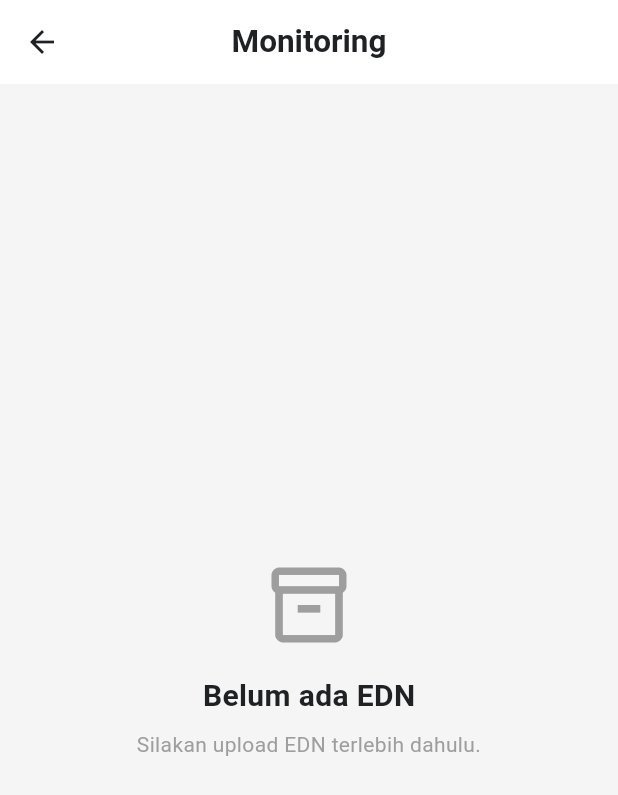
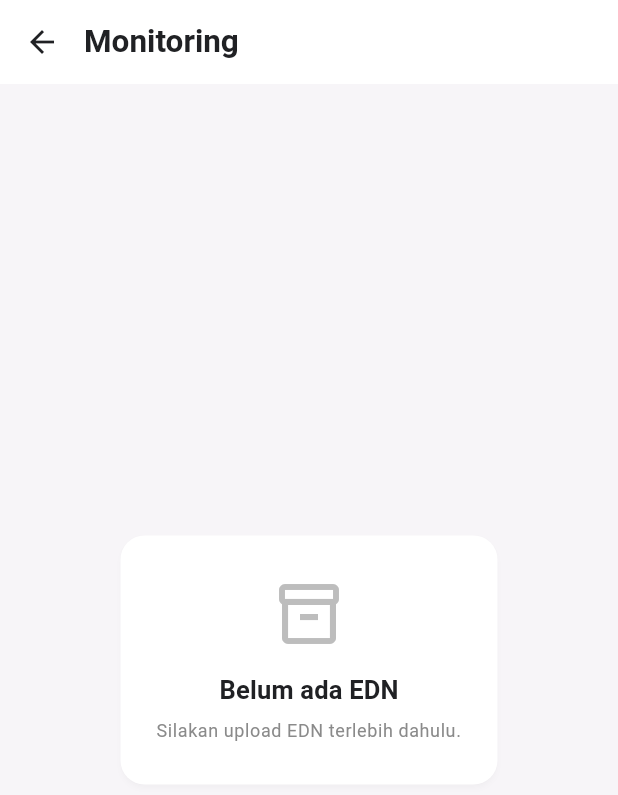
Before and after one commit to andipartman-collab/edn_checker, a Flutter app: the MonitoringScreen screen opened directly, on a phone screen of 412 x 824 dp. Shown: the top 795 px of the screen. Run offline on Flutter 3.47's test engine with Material 3 defaults, Android fonts, the light colour scheme and no system bars; our stand-ins replace audioplayers, file_picker, pdf, printing, shared_preferences; missing offline and left inert: excel, mobile_scanner; accounts and stored records are empty.

Commit message:
style: standardize monitoring page layout

```diff
--- a/lib/features/monitoring/monitoring_screen.dart
+++ b/lib/features/monitoring/monitoring_screen.dart
@@ -11,177 +11,97 @@ class MonitoringScreen extends StatelessWidget {
   @override
   Widget build(BuildContext context) {
     return Scaffold(
-      backgroundColor: Colors.grey.shade100,
-
       appBar: AppBar(
-        title: const Text(
-          'Monitoring',
-          style: TextStyle(
-            fontWeight: FontWeight.bold,
+        title: const Text('Monitoring'),
       ),
-        ),
-        centerTitle: true,
-      ),
-
       body: Consumer<ScannerProvider>(
         builder: (context, provider, child) {
           final edn = provider.currentEdn;
 
-          // ---------------------------------
-          // BELUM ADA EDN
-          // ---------------------------------
-
           if (edn == null) {
-            return const Center(
+            return Center(
               child: Padding(
-                padding: EdgeInsets.all(24),
-
+                padding: const EdgeInsets.all(24),
+                child: Card(
+                  child: Padding(
+                    padding: const EdgeInsets.symmetric(
+                      horizontal: 24,
+                      vertical: 28,
+                    ),
                     child: Column(
-                  mainAxisAlignment:
-                      MainAxisAlignment.center,
-
+                      mainAxisSize: MainAxisSize.min,
                       children: [
                         Icon(
                           Icons.inventory_2_outlined,
-                      size: 60,
-                      color: Colors.grey,
+                          size: 48,
+                          color: Colors.grey.shade400,
                         ),
-
-                    SizedBox(height: 16),
-
+                        const SizedBox(height: 14),
                         Text(
                           'Belum ada EDN',
-                      style: TextStyle(
-                        fontSize: 20,
-                        fontWeight:
-                            FontWeight.bold,
+                          style: Theme.of(context).textTheme.titleMedium,
+                        ),
+                        const SizedBox(height: 6),
+                        Text(
+                          'Silakan upload EDN terlebih dahulu.',
+                          textAlign: TextAlign.center,
+                          style: Theme.of(context).textTheme.bodySmall,
+                        ),
+                      ],
                     ),
                   ),
-
-                    SizedBox(height: 8),
-
-                    Text(
-                      'Silakan upload EDN terlebih dahulu.',
-                      textAlign:
-                          TextAlign.center,
-
-                      style: TextStyle(
-                        color: Colors.grey,
-                      ),
-                    ),
-                  ],
                 ),
               ),
             );
           }
 
-          // ---------------------------------
-          // SORT CASE
-          // BELUM SELESAI -> ATAS
-          // SELESAI -> BAWAH
-          // ---------------------------------
-
           final unfinishedCases = edn.cases
-              .where(
-                (item) => !item.isComplete,
-              )
+              .where((item) => !item.isComplete)
               .toList();
 
           final finishedCases = edn.cases
-              .where(
-                (item) => item.isComplete,
-              )
+              .where((item) => item.isComplete)
               .toList();
 
           return RefreshIndicator(
             onRefresh: () async {
               provider.refresh();
             },
-
             child: ListView(
-              padding:
-                  const EdgeInsets.all(16),
-
+              padding: const EdgeInsets.all(16),
               children: [
-
-                // =================================
-                // EDN FILE
-                // =================================
-
                 _EdnFileCard(
                   fileName: edn.fileName,
                 ),
-
                 const SizedBox(height: 12),
-
-                // =================================
-                // PROGRESS EDN
-                // =================================
-
                 _EdnProgressCard(
-                  completedCase:
-                      edn.completedCase,
-                  totalCase:
-                      edn.totalCase,
-
-                  completedPart:
-                      edn.completedPartNumber,
-                  totalPart:
-                      edn.totalPartNumber,
-
-                  scannedQty:
-                      edn.totalScanned,
-                  targetQty:
-                      edn.totalTarget,
-
-                  progress:
-                      edn.progress,
+                  completedCase: edn.completedCase,
+                  totalCase: edn.totalCase,
+                  completedPart: edn.completedPartNumber,
+                  totalPart: edn.totalPartNumber,
+                  scannedQty: edn.totalScanned,
+                  targetQty: edn.totalTarget,
+                  progress: edn.progress,
                 ),
-
                 const SizedBox(height: 12),
-
-                // =================================
-                // CASE AKTIF
-                // =================================
-
                 if (provider.activeCase != null)
                   _ActiveCaseCard(
-                    caseModel:
-                        provider.activeCase!,
+                    caseModel: provider.activeCase!,
                   ),
-
                 if (provider.activeCase != null)
                   const SizedBox(height: 12),
-
-                // =================================
-                // CASE BELUM SELESAI
-                // =================================
-
                 if (unfinishedCases.isNotEmpty)
                   _CaseSection(
-                    title:
-                        'Case Belum Selesai',
-
-                    cases:
-                        unfinishedCases,
+                    title: 'Case Belum Selesai',
+                    cases: unfinishedCases,
                   ),
-
-                // =================================
-                // CASE SELESAI
-                // =================================
-
                 if (finishedCases.isNotEmpty)
                   const SizedBox(height: 12),
-
                 if (finishedCases.isNotEmpty)
                   _CaseSection(
-                    title:
-                        'Case Selesai',
-
-                    cases:
-                        finishedCases,
+                    title: 'Case Selesai',
+                    cases: finishedCases,
                   ),
-
                 const SizedBox(height: 20),
               ],
             ),
@@ -191,10 +111,6 @@ class MonitoringScreen extends StatelessWidget {
     );
   }
 }
-
-// =================================================
-// EDN FILE CARD
-// =================================================
 
 class _EdnFileCard extends StatelessWidget {
   final String fileName;
@@ -206,29 +122,19 @@ class _EdnFileCard extends StatelessWidget {
   @override
   Widget build(BuildContext context) {
     return Card(
-      elevation: 2,
-
       child: Padding(
-        padding:
-            const EdgeInsets.all(16),
-
+        padding: const EdgeInsets.all(16),
         child: Row(
           children: [
-
             const Icon(
               Icons.description_outlined,
               size: 32,
             ),
-
             const SizedBox(width: 12),
-
             Expanded(
               child: Column(
-                crossAxisAlignment:
-                    CrossAxisAlignment.start,
-
+                crossAxisAlignment: CrossAxisAlignment.start,
                 children: [
-
                   const Text(
                     'EDN',
                     style: TextStyle(
@@ -236,19 +142,14 @@ class _EdnFileCard extends StatelessWidget {
                       color: Colors.grey,
                     ),
                   ),
-
                   const SizedBox(height: 4),
-
                   Text(
                     fileName,
                     maxLines: 2,
-                    overflow:
-                        TextOverflow.ellipsis,
-
+                    overflow: TextOverflow.ellipsis,
                     style: const TextStyle(
                       fontSize: 16,
-                      fontWeight:
-                          FontWeight.bold,
+                      fontWeight: FontWeight.bold,
                     ),
                   ),
                 ],
@@ -261,20 +162,13 @@ class _EdnFileCard extends StatelessWidget {
   }
 }
 
-// =================================================
-// EDN PROGRESS CARD
-// =================================================
-
 class _EdnProgressCard extends StatelessWidget {
   final int completedCase;
   final int totalCase;
-
   final int completedPart;
   final int totalPart;
-
   final int scannedQty;
   final int targetQty;
-
   final double progress;
 
   const _EdnProgressCard({
@@ -290,88 +184,57 @@ class _EdnProgressCard extends StatelessWidget {
   @override
   Widget build(BuildContext context) {
     return Card(
-      elevation: 2,
-
       child: Padding(
-        padding:
-            const EdgeInsets.all(16),
-
+        padding: const EdgeInsets.all(16),
         child: Column(
-          crossAxisAlignment:
-              CrossAxisAlignment.start,
-
+          crossAxisAlignment: CrossAxisAlignment.start,
           children: [
-
             const Text(
               'Progress EDN',
               style: TextStyle(
                 fontSize: 17,
-                fontWeight:
-                    FontWeight.bold,
+                fontWeight: FontWeight.bold,
               ),
             ),
-
             const SizedBox(height: 18),
-
             Row(
               children: [
-
                 Expanded(
                   child: _ProgressNumber(
                     title: 'CASE',
-                    current:
-                        completedCase,
-                    total:
-                        totalCase,
+                    current: completedCase,
+                    total: totalCase,
                   ),
                 ),
-
                 Expanded(
                   child: _ProgressNumber(
                     title: 'PNO',
-                    current:
-                        completedPart,
-                    total:
-                        totalPart,
+                    current: completedPart,
+                    total: totalPart,
                   ),
                 ),
-
                 Expanded(
                   child: _ProgressNumber(
                     title: 'QTY',
-                    current:
-                        scannedQty,
-                    total:
-                        targetQty,
+                    current: scannedQty,
+                    total: targetQty,
                   ),
                 ),
               ],
             ),
-
             const SizedBox(height: 18),
-
             LinearProgressIndicator(
-              value:
-                  progress.clamp(0.0, 1.0),
-
+              value: progress.clamp(0.0, 1.0),
               minHeight: 8,
-
-              borderRadius:
-                  BorderRadius.circular(10),
+              borderRadius: BorderRadius.circular(10),
             ),
-
             const SizedBox(height: 8),
-
             Align(
-              alignment:
-                  Alignment.centerRight,
-
+              alignment: Alignment.centerRight,
               child: Text(
                 '${(progress * 100).toStringAsFixed(0)}%',
-
                 style: const TextStyle(
-                  fontWeight:
-                      FontWeight.bold,
+                  fontWeight: FontWeight.bold,
                 ),
               ),
             ),
@@ -381,10 +244,6 @@ class _EdnProgressCard extends StatelessWidget {
     );
   }
 }
-
-// =================================================
-// PROGRESS NUMBER
-// =================================================
 
 class _ProgressNumber extends StatelessWidget {
   final String title;
@@ -401,36 +260,26 @@ class _ProgressNumber extends StatelessWidget {
   Widget build(BuildContext context) {
     return Column(
       children: [
-
         Text(
           title,
           style: const TextStyle(
             fontSize: 11,
             color: Colors.grey,
-            fontWeight:
-                FontWeight.bold,
+            fontWeight: FontWeight.bold,
           ),
         ),
-
         const SizedBox(height: 4),
-
         Text(
           '$current / $total',
-
           style: const TextStyle(
             fontSize: 18,
-            fontWeight:
-                FontWeight.bold,
+            fontWeight: FontWeight.bold,
           ),
         ),
       ],
     );
   }
 }
-
-// =================================================
-// ACTIVE CASE
-// =================================================
 
 class _ActiveCaseCard extends StatelessWidget {
   final CaseModel caseModel;
@@ -442,18 +291,11 @@ class _ActiveCaseCard extends StatelessWidget {
   @override
   Widget build(BuildContext context) {
     return Card(
-      elevation: 2,
-
       child: Padding(
-        padding:
-            const EdgeInsets.all(16),
-
+        padding: const EdgeInsets.all(16),
         child: Column(
-          crossAxisAlignment:
-              CrossAxisAlignment.start,
-
+          crossAxisAlignment: CrossAxisAlignment.start,
           children: [
-
             const Text(
               'Case Aktif',
               style: TextStyle(
@@ -461,41 +303,29 @@ class _ActiveCaseCard extends StatelessWidget {
                 color: Colors.grey,
               ),
             ),
-
             const SizedBox(height: 4),
-
             Text(
               caseModel.caseNo,
-
               style: const TextStyle(
                 fontSize: 20,
-                fontWeight:
-                    FontWeight.bold,
+                fontWeight: FontWeight.bold,
               ),
             ),
-
             const SizedBox(height: 14),
-
             Row(
               children: [
-
                 Expanded(
                   child: _ProgressNumber(
                     title: 'PNO',
-                    current:
-                        caseModel.completedPart,
-                    total:
-                        caseModel.totalPart,
+                    current: caseModel.completedPart,
+                    total: caseModel.totalPart,
                   ),
                 ),
-
                 Expanded(
                   child: _ProgressNumber(
                     title: 'QTY',
-                    current:
-                        caseModel.totalScanned,
-                    total:
-                        caseModel.totalTarget,
+                    current: caseModel.totalScanned,
+                    total: caseModel.totalTarget,
                   ),
                 ),
               ],
@@ -506,10 +336,6 @@ class _ActiveCaseCard extends StatelessWidget {
     );
   }
 }
-
-// =================================================
-// CASE SECTION
-// =================================================
 
 class _CaseSection extends StatelessWidget {
   final String title;
@@ -523,30 +349,19 @@ class _CaseSection extends StatelessWidget {
   @override
   Widget build(BuildContext context) {
     return Card(
-      elevation: 2,
-
       child: Padding(
-        padding:
-            const EdgeInsets.all(16),
-
+        padding: const EdgeInsets.all(16),
         child: Column(
-          crossAxisAlignment:
-              CrossAxisAlignment.start,
-
+          crossAxisAlignment: CrossAxisAlignment.start,
           children: [
-
             Text(
               title,
-
               style: const TextStyle(
                 fontSize: 17,
-                fontWeight:
-                    FontWeight.bold,
+                fontWeight: FontWeight.bold,
               ),
             ),
-
             const SizedBox(height: 10),
-
             ...cases.map(
               (caseModel) {
                 return _CaseTile(
@@ -561,10 +376,6 @@ class _CaseSection extends StatelessWidget {
   }
 }
 
-// =================================================
-// CASE TILE
-// =================================================
-
 class _CaseTile extends StatelessWidget {
   final CaseModel caseModel;
 
@@ -574,19 +385,14 @@ class _CaseTile extends StatelessWidget {
 
   @override
   Widget build(BuildContext context) {
-    final complete =
-        caseModel.isComplete;
+    final complete = caseModel.isComplete;
 
     return InkWell(
-      borderRadius:
-          BorderRadius.circular(10),
-
+      borderRadius: BorderRadius.circular(10),
       onTap: () {
         showModalBottomSheet(
           context: context,
-
           isScrollControlled: true,
-
           builder: (context) {
             return _CaseDetailSheet(
               caseModel: caseModel,
@@ -594,52 +400,33 @@ class _CaseTile extends StatelessWidget {
           },
         );
       },
-
       child: Padding(
-        padding:
-            const EdgeInsets.symmetric(
-          vertical: 11,
-        ),
-
+        padding: const EdgeInsets.symmetric(vertical: 11),
         child: Row(
           children: [
-
             Icon(
               complete
                   ? Icons.check_circle
-                  : Icons
-                      .radio_button_unchecked,
-
-              color: complete
-                  ? Colors.green
-                  : Colors.grey,
+                  : Icons.radio_button_unchecked,
+              color: complete ? Colors.green : Colors.grey,
             ),
-
             const SizedBox(width: 12),
-
             Expanded(
               child: Text(
                 caseModel.caseNo,
-
                 style: const TextStyle(
                   fontSize: 15,
-                  fontWeight:
-                      FontWeight.w600,
+                  fontWeight: FontWeight.w600,
                 ),
               ),
             ),
-
             Text(
               '${caseModel.completedPart}/${caseModel.totalPart}',
-
               style: const TextStyle(
-                fontWeight:
-                    FontWeight.bold,
+                fontWeight: FontWeight.bold,
               ),
             ),
-
             const SizedBox(width: 4),
-
             const Text(
               'PNO',
               style: TextStyle(
@@ -647,9 +434,7 @@ class _CaseTile extends StatelessWidget {
                 color: Colors.grey,
               ),
             ),
-
             const SizedBox(width: 8),
-
             const Icon(
               Icons.chevron_right,
               color: Colors.grey,
@@ -661,10 +446,6 @@ class _CaseTile extends StatelessWidget {
   }
 }
 
-// =================================================
-// CASE DETAIL
-// =================================================
-
 class _CaseDetailSheet extends StatelessWidget {
   final CaseModel caseModel;
 
@@ -674,27 +455,15 @@ class _CaseDetailSheet extends StatelessWidget {
 
   @override
   Widget build(BuildContext context) {
-
-    // ---------------------------------
-    // BELUM SELESAI -> ATAS
-    // SELESAI -> BAWAH
-    // ---------------------------------
-
-    final unfinishedParts =
-        caseModel.parts
+    final unfinishedParts = caseModel.parts
         .where(
-              (part) =>
-                  part.scannedQty <
-                  part.targetQty,
+          (part) => part.scannedQty < part.targetQty,
         )
         .toList();
 
-    final finishedParts =
-        caseModel.parts
+    final finishedParts = caseModel.parts
         .where(
-              (part) =>
-                  part.scannedQty >=
-                  part.targetQty,
+          (part) => part.scannedQty >= part.targetQty,
         )
         .toList();
 
@@ -705,33 +474,17 @@ class _CaseDetailSheet extends StatelessWidget {
 
     return SafeArea(
       child: SizedBox(
-        height:
-            MediaQuery.of(context)
-                    .size
-                    .height *
-                0.80,
-
+        height: MediaQuery.of(context).size.height * 0.80,
         child: Column(
           children: [
-
-            // ---------------------------------
-            // HEADER
-            // ---------------------------------
-
             Padding(
-              padding:
-                  const EdgeInsets.all(16),
-
+              padding: const EdgeInsets.all(16),
               child: Row(
                 children: [
-
                   Expanded(
                     child: Column(
-                      crossAxisAlignment:
-                          CrossAxisAlignment.start,
-
+                      crossAxisAlignment: CrossAxisAlignment.start,
                       children: [
-
                         const Text(
                           'Shipping Case',
                           style: TextStyle(
@@ -739,102 +492,61 @@ class _CaseDetailSheet extends StatelessWidget {
                             color: Colors.grey,
                           ),
                         ),
-
                         const SizedBox(height: 4),
-
                         Text(
                           caseModel.caseNo,
-
-                          style:
-                              const TextStyle(
+                          style: const TextStyle(
                             fontSize: 20,
-                            fontWeight:
-                                FontWeight.bold,
+                            fontWeight: FontWeight.bold,
                           ),
                         ),
                       ],
                     ),
                   ),
-
                   IconButton(
                     onPressed: () {
                       Navigator.pop(context);
                     },
-
-                    icon: const Icon(
-                      Icons.close,
+                    icon: const Icon(Icons.close),
+                  ),
+                ],
+              ),
+            ),
+            const Divider(height: 1),
+            Padding(
+              padding: const EdgeInsets.all(16),
+              child: Row(
+                children: [
+                  Expanded(
+                    child: _ProgressNumber(
+                      title: 'PNO',
+                      current: caseModel.completedPart,
+                      total: caseModel.totalPart,
+                    ),
+                  ),
+                  Expanded(
+                    child: _ProgressNumber(
+                      title: 'QTY',
+                      current: caseModel.totalScanned,
+                      total: caseModel.totalTarget,
                     ),
                   ),
                 ],
               ),
             ),
-
             const Divider(height: 1),
-
-            // ---------------------------------
-            // CASE SUMMARY
-            // ---------------------------------
-
-            Padding(
-              padding:
-                  const EdgeInsets.all(16),
-
-              child: Row(
-                children: [
-
-                  Expanded(
-                    child:
-                        _ProgressNumber(
-                      title: 'PNO',
-                      current:
-                          caseModel.completedPart,
-                      total:
-                          caseModel.totalPart,
-                    ),
-                  ),
-
-                  Expanded(
-                    child:
-                        _ProgressNumber(
-                      title: 'QTY',
-                      current:
-                          caseModel.totalScanned,
-                      total:
-                          caseModel.totalTarget,
-                    ),
-                  ),
-                ],
-              ),
-            ),
-
-            const Divider(height: 1),
-
-            // ---------------------------------
-            // PNO LIST
-            // ---------------------------------
-
             Expanded(
               child: ListView.builder(
-                padding:
-                    const EdgeInsets.all(16),
-
-                itemCount:
-                    sortedParts.length,
-
-                itemBuilder:
-                    (context, index) {
-
-                  final part =
-                      sortedParts[index];
-
+                padding: const EdgeInsets.all(16),
+                itemCount: sortedParts.length,
+                itemBuilder: (context, index) {
+                  final part = sortedParts[index];
                   final complete =
-                      part.scannedQty >=
-                          part.targetQty;
+                      part.scannedQty >= part.targetQty;
 
                   return _PartTile(
                     part: part,
-                    complete:
-                        complete,
+                    complete: complete,
                   );
                 },
               ),
@@ -845,10 +557,6 @@ class _CaseDetailSheet extends StatelessWidget {
     );
   }
 }
-
-// =================================================
-// PART TILE
-// =================================================
 
 class _PartTile extends StatelessWidget {
   final PartModel part;
@@ -863,35 +571,23 @@ class _PartTile extends StatelessWidget {
   Widget build(BuildContext context) {
     return Card(
       elevation: 1,
-
       child: ListTile(
-
         leading: Icon(
           complete
               ? Icons.check_circle
-              : Icons
-                  .radio_button_unchecked,
-
-          color: complete
-              ? Colors.green
-              : Colors.grey,
+              : Icons.radio_button_unchecked,
+          color: complete ? Colors.green : Colors.grey,
         ),
-
         title: Text(
           part.partNo,
-
           style: const TextStyle(
-            fontWeight:
-                FontWeight.bold,
+            fontWeight: FontWeight.bold,
           ),
         ),
-
         trailing: Text(
           '${part.scannedQty} / ${part.targetQty}',
-
           style: const TextStyle(
-            fontWeight:
-                FontWeight.bold,
+            fontWeight: FontWeight.bold,
           ),
         ),
       ),
```
Lines whose indentation alone changed are shown as unchanged.
